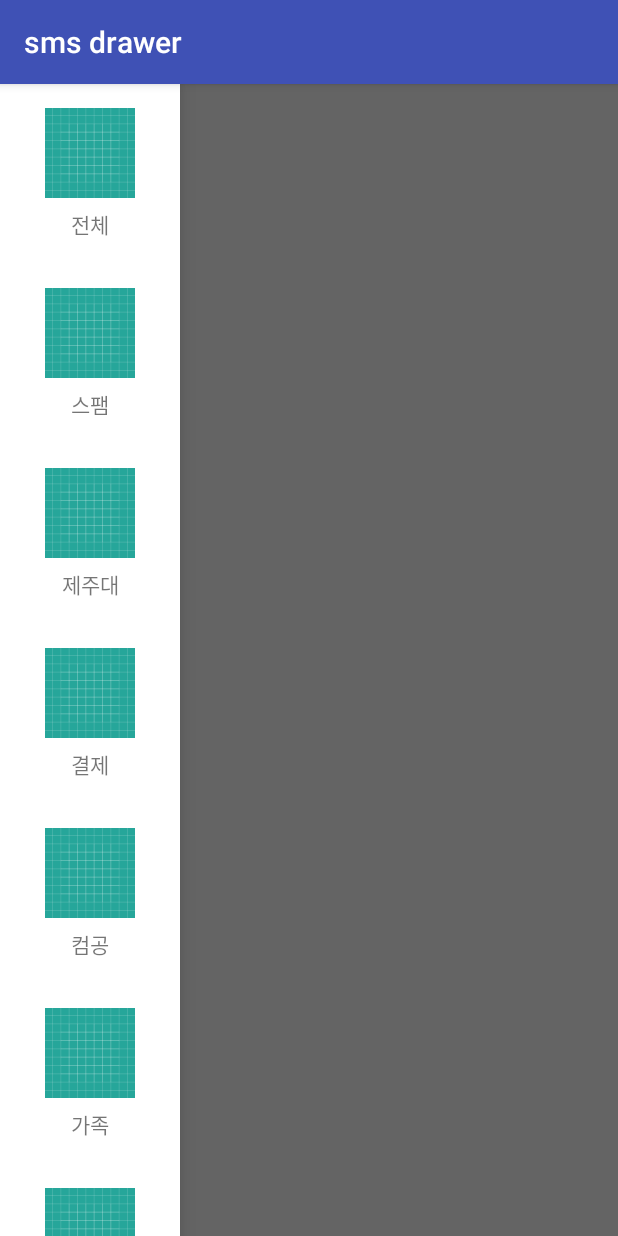
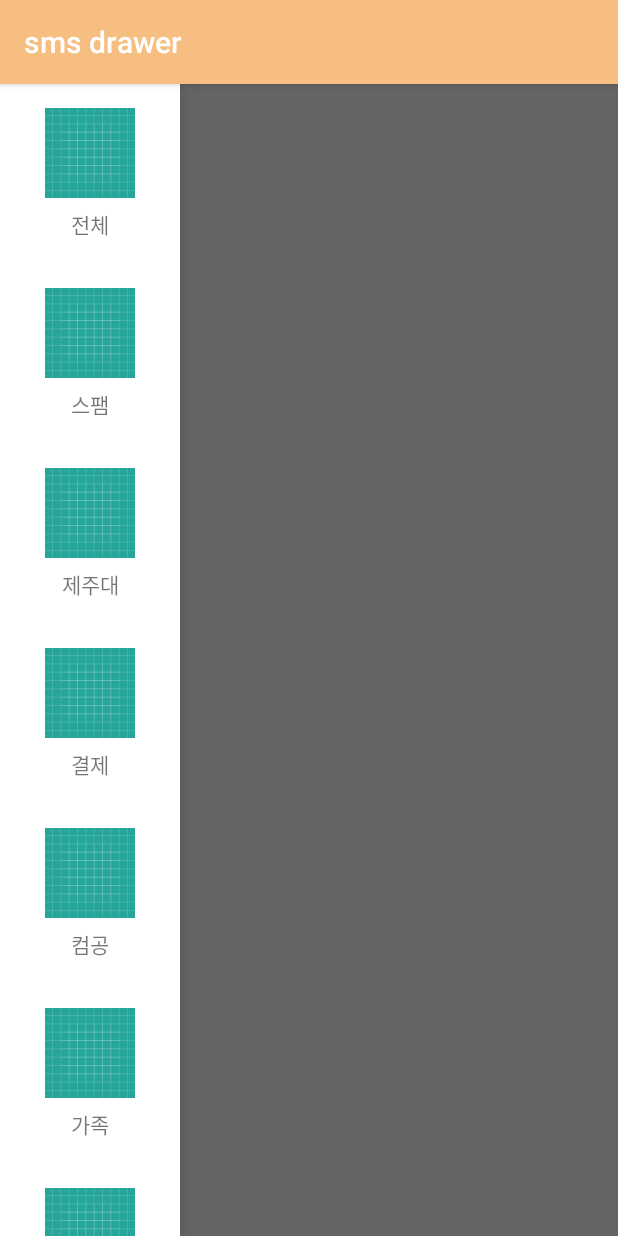
Before and after one commit to positive-people/smsdrawer, an Android app: the screen it shows after launch (MainActivity), with the side drawer open, on a phone screen of 412 x 824 dp. Run offline under Robolectric (Android 15) with nearby library versions, the phone set to English and light mode, and no system bars; 4 statements that could not run were skipped.

Commit message:
색깔 수정

```diff
--- a/app/src/main/res/values/colors.xml
+++ b/app/src/main/res/values/colors.xml
@@ -1,6 +1,6 @@
 <?xml version="1.0" encoding="utf-8"?>
 <resources>
-    <color name="colorPrimary">#3F51B5</color>
-    <color name="colorPrimaryDark">#303F9F</color>
-    <color name="colorAccent">#FF4081</color>
+    <color name="colorPrimary">#F7BE81</color>
+    <color name="colorPrimaryDark">#FE9A2E</color>
+    <color name="colorAccent">#DF7401</color>
 </resources>
```
